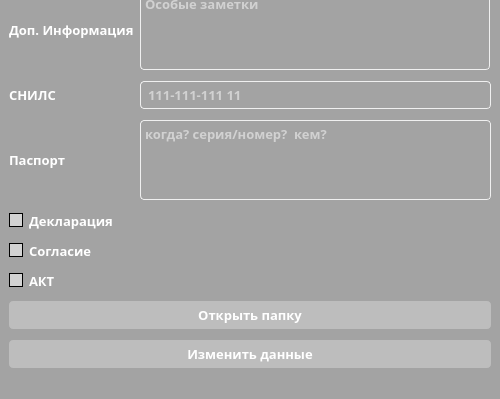
This is ui/viewSelectFormUi.ui in JavelinSx/kadastr as Qt 5 draws it before an edit; both pictures show x 0 to 500 and y 351 to 750 of the 500 by 750 pixel window. The edited form follows.
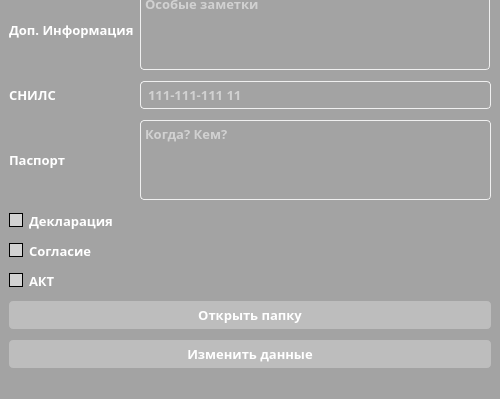
This is the edited form. Icons and pictures are not drawn.

```diff
--- a/ui/viewSelectFormUi.ui
+++ b/ui/viewSelectFormUi.ui
@@ -822,7 +822,7 @@
        </font>
       </property>
       <property name="placeholderText">
-       <string>когда? серия/номер?  кем? </string>
+       <string>Когда? Кем? </string>
       </property>
      </widget>
     </item>
```
Left out of the diff: 3 changed lines with no effect on the pictures.
